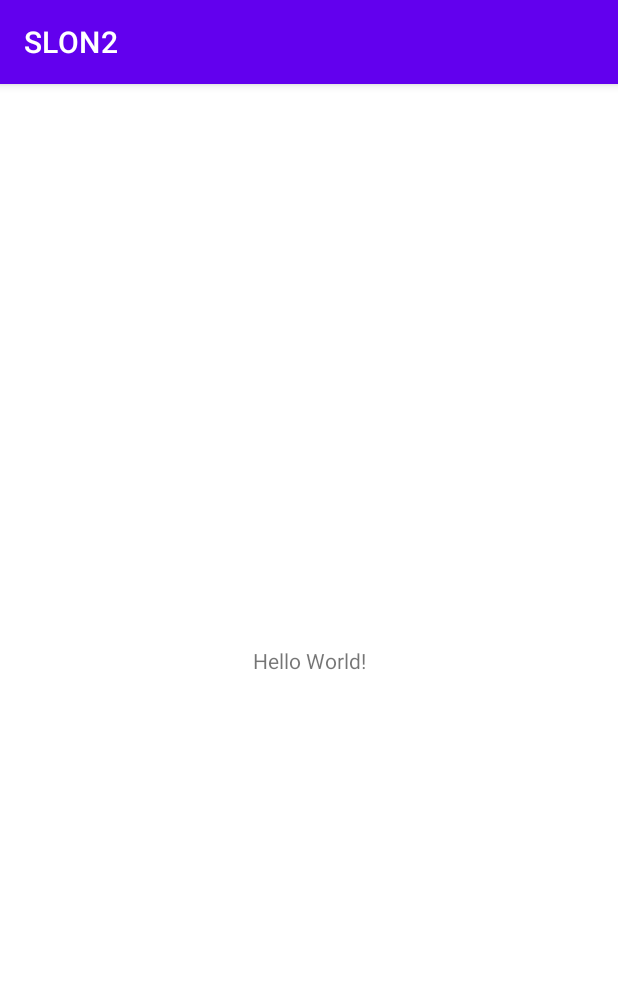
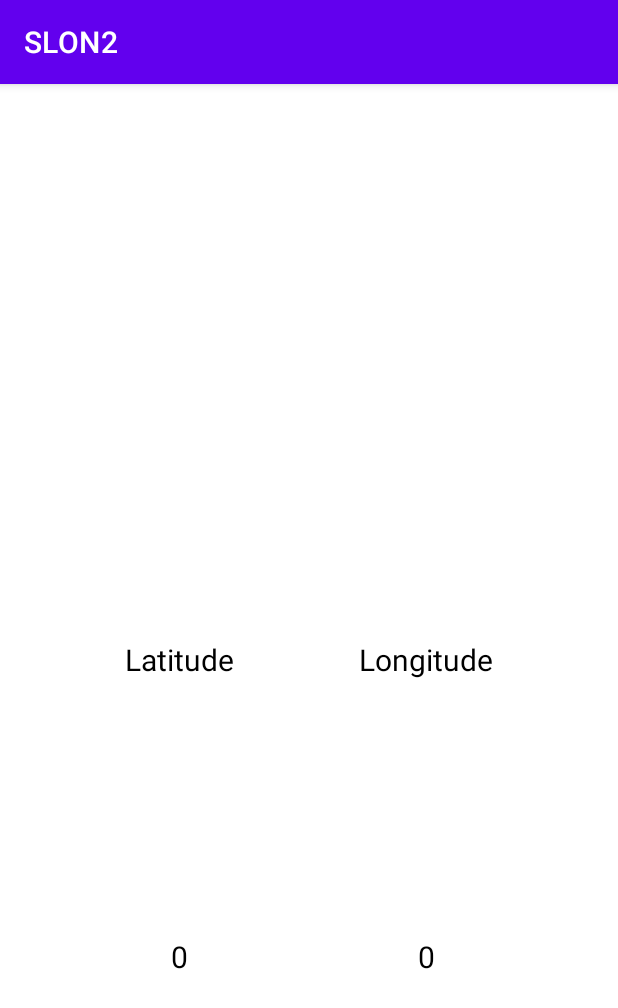
Before and after one commit to SynKolbasyn/Slon, an Android app: the screen it shows after launch (MainActivity), on a phone screen of 412 x 824 dp. Shown: the top 1008 px of the screen. Run offline under Robolectric (Android 15) with nearby library versions, the phone set to English and light mode, and no system bars.

Commit message:
v0.1.0 Добавлен интерфейс

```diff
--- a/app/build.gradle
+++ b/app/build.gradle
@@ -1,6 +1,9 @@
 plugins {
     id 'com.android.application'
     id 'org.jetbrains.kotlin.android'
+    id 'kotlin-android'
+    id 'kotlin-android-extensions'
+    id 'kotlin-kapt'
 }
 
 android {
@@ -41,4 +44,8 @@ dependencies {
     testImplementation 'junit:junit:4.13.2'
     androidTestImplementation 'androidx.test.ext:junit:1.1.3'
     androidTestImplementation 'androidx.test.espresso:espresso-core:3.4.0'
+
+    // View
+    implementation 'com.google.android.material:material:1.6.1'
+    implementation "androidx.swiperefreshlayout:swiperefreshlayout:1.1.0"
 }
--- a/app/src/main/java/com/kozminandruxacorp/slon2/MainActivity.kt
+++ b/app/src/main/java/com/kozminandruxacorp/slon2/MainActivity.kt
@@ -2,10 +2,19 @@ package com.kozminandruxacorp.slon2
 
 import androidx.appcompat.app.AppCompatActivity
 import android.os.Bundle
+import kotlinx.android.synthetic.main.activity_main.*
 
 class MainActivity : AppCompatActivity() {
     override fun onCreate(savedInstanceState: Bundle?) {
         super.onCreate(savedInstanceState)
         setContentView(R.layout.activity_main)
+        initViews()
+    }
+
+    private fun initViews(){
+        main_latitude_tv.text = "Latitude"
+        main_longitude_tv.text = "Longitude"
+        main_latitude_val.text = "0"
+        main_longitude_val.text = "0"
     }
 }
--- a/app/src/main/res/layout/activity_main.xml
+++ b/app/src/main/res/layout/activity_main.xml
@@ -6,13 +6,48 @@
     android:layout_height="match_parent"
     tools:context=".MainActivity">
 
-    <TextView
+    <com.google.android.material.textview.MaterialTextView
+        android:id="@+id/main_latitude_tv"
+        style="@style/MainTextViewStile"
         android:layout_width="wrap_content"
         android:layout_height="wrap_content"
-        android:text="Hello World!"
+        app:layout_constraintBottom_toBottomOf="parent"
+        app:layout_constraintEnd_toStartOf="@id/main_longitude_tv"
+        app:layout_constraintStart_toStartOf="parent"
+        app:layout_constraintTop_toTopOf="parent"
+        tools:text="latitude" />
+
+    <com.google.android.material.textview.MaterialTextView
+        android:id="@+id/main_longitude_tv"
+        style="@style/MainTextViewStile"
+        android:layout_width="wrap_content"
+        android:layout_height="wrap_content"
         app:layout_constraintBottom_toBottomOf="parent"
         app:layout_constraintEnd_toEndOf="parent"
-        app:layout_constraintStart_toStartOf="parent"
-        app:layout_constraintTop_toTopOf="parent" />
+        app:layout_constraintStart_toEndOf="@id/main_latitude_tv"
+        app:layout_constraintTop_toTopOf="parent"
+        tools:text="longitude" />
+
+    <com.google.android.material.textview.MaterialTextView
+        android:id="@+id/main_latitude_val"
+        style="@style/MainTextViewStile"
+        android:layout_width="wrap_content"
+        android:layout_height="wrap_content"
+        app:layout_constraintBottom_toBottomOf="parent"
+        app:layout_constraintEnd_toEndOf="@+id/main_latitude_tv"
+        app:layout_constraintStart_toStartOf="@+id/main_latitude_tv"
+        app:layout_constraintTop_toBottomOf="@id/main_latitude_tv"
+        tools:text="100" />
+
+    <com.google.android.material.textview.MaterialTextView
+        android:id="@+id/main_longitude_val"
+        style="@style/MainTextViewStile"
+        android:layout_width="wrap_content"
+        android:layout_height="wrap_content"
+        app:layout_constraintBottom_toBottomOf="parent"
+        app:layout_constraintEnd_toEndOf="@+id/main_longitude_tv"
+        app:layout_constraintStart_toStartOf="@+id/main_longitude_tv"
+        app:layout_constraintTop_toBottomOf="@id/main_longitude_tv"
+        tools:text="100" />
 
 </androidx.constraintlayout.widget.ConstraintLayout>
--- a/app/src/main/res/values/themes.xml
+++ b/app/src/main/res/values/themes.xml
@@ -10,7 +10,17 @@
         <item name="colorSecondaryVariant">@color/teal_700</item>
         <item name="colorOnSecondary">@color/black</item>
         <!-- Status bar color. -->
-        <item name="android:statusBarColor">?attr/colorPrimaryVariant</item>
+        <item name="android:windowLightStatusBar" tools:targetApi="m">true</item>
+        <item name="android:statusBarColor">@android:color/transparent</item>
         <!-- Customize your theme here. -->
     </style>
+
+    <style name="MainTextViewStile">
+        <item name="fontFamily">sans-serif</item>
+        <item name="android:textStyle">normal</item>
+        <item name="android:textSize">20sp</item>
+        <item name="android:textColor">#000000</item>
+        <item name="android:includeFontPadding">false</item>
+    </style>
+
 </resources>
```
